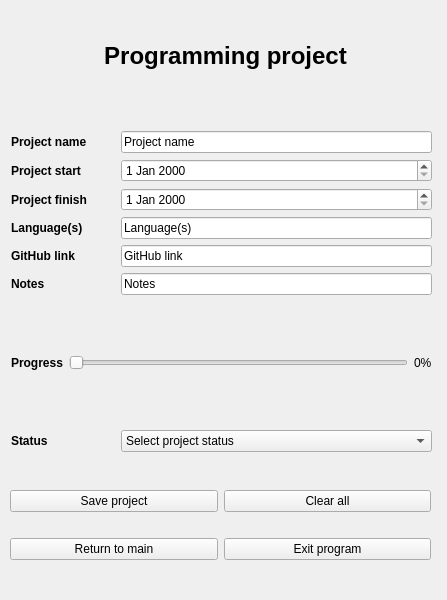
Qt form src/interface/programmingProjectEditor.ui (SimonJagerSwe/project_planner_1.0) before a commit.
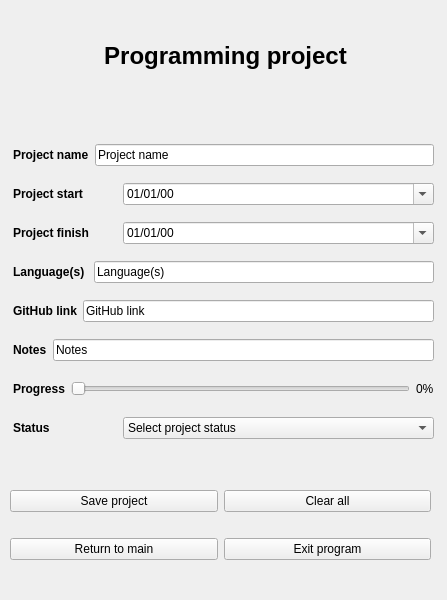
The same form after that commit. Icons and pictures are not drawn.

Commit message: fixed date selectors for project adding

```diff
--- a/src/interface/programmingProjectEditor.ui
+++ b/src/interface/programmingProjectEditor.ui
@@ -82,43 +82,61 @@
   <widget class="QWidget" name="">
    <property name="geometry">
     <rect>
-     <x>11</x>
-     <y>131</y>
+     <x>13</x>
+     <y>133</y>
      <width>421</width>
      <height>321</height>
     </rect>
    </property>
-   <layout class="QGridLayout" name="gridLayout">
-    <item row="0" column="0">
-     <layout class="QHBoxLayout" name="nameLayoutProgramming" stretch="1,3">
+   <layout class="QGridLayout" name="programmingGridLayout">
+    <item row="2" column="0">
+     <layout class="QHBoxLayout" name="programmingFinishedLayout" stretch="1,3">
       <item>
-       <widget class="QLabel" name="nameLabelProgramming">
+       <widget class="QLabel" name="finishLabelProgramming">
+        <property name="maximumSize">
+         <size>
+          <width>16777215</width>
+          <height>22</height>
+         </size>
+        </property>
         <property name="font">
          <font>
           <bold>true</bold>
          </font>
         </property>
         <property name="text">
-         <string>Project name</string>
+         <string>Project finish</string>
         </property>
        </widget>
       </item>
       <item>
-       <widget class="QLineEdit" name="projectNameProgramming">
-        <property name="text">
-         <string>Project name</string>
+       <widget class="QDateEdit" name="programmingFinish">
+        <property name="maximumSize">
+         <size>
+          <width>16777215</width>
+          <height>22</height>
+         </size>
+        </property>
+        <property name="displayFormat">
+         <string>dd/MM/yy</string>
+        </property>
+        <property name="calendarPopup">
+         <bool>true</bool>
         </property>
        </widget>
       </item>
      </layout>
     </item>
     <item row="1" column="0">
-     <layout class="QHBoxLayout" name="startLayoutProgramming" stretch="1,3">
-      <property name="spacing">
-       <number>6</number>
-      </property>
+     <layout class="QHBoxLayout" name="programmingStartLayout" stretch="1,3">
       <item>
        <widget class="QLabel" name="startLabelProgramming">
+        <property name="maximumSize">
+         <size>
+          <width>16777215</width>
+          <height>22</height>
+         </size>
+        </property>
         <property name="font">
          <font>
           <bold>true</bold>
@@ -130,7 +148,19 @@
        </widget>
       </item>
       <item>
-       <widget class="QDateEdit" name="startDateProgramming">
+       <widget class="QDateEdit" name="programmingStart">
+        <property name="maximumSize">
+         <size>
+          <width>16777215</width>
+          <height>22</height>
+         </size>
+        </property>
+        <property name="displayFormat">
+         <string>dd/MM/yy</string>
+        </property>
+        <property name="calendarPopup">
+         <bool>true</bool>
+        </property>
         <property name="date">
          <date>
           <year>2000</year>
@@ -142,32 +172,51 @@
       </item>
      </layout>
     </item>
-    <item row="2" column="0">
-     <layout class="QHBoxLayout" name="finishLayoutProgramming" stretch="1,3">
-      <property name="spacing">
-       <number>6</number>
-      </property>
+    <item row="4" column="0">
+     <layout class="QHBoxLayout" name="githubLayout">
       <item>
-       <widget class="QLabel" name="finishLabelProgramming">
+       <widget class="QLabel" name="githubLabel">
+        <property name="maximumSize">
+         <size>
+          <width>16777215</width>
+          <height>22</height>
+         </size>
+        </property>
         <property name="font">
          <font>
           <bold>true</bold>
          </font>
         </property>
         <property name="text">
-         <string>Project finish</string>
+         <string>GitHub link</string>
         </property>
        </widget>
       </item>
       <item>
-       <widget class="QDateEdit" name="finishDateProgramming"/>
+       <widget class="QLineEdit" name="githubEdit">
+        <property name="maximumSize">
+         <size>
+          <width>16777215</width>
+          <height>22</height>
+         </size>
+        </property>
+        <property name="text">
+         <string>GitHub link</string>
+        </property>
+       </widget>
       </item>
      </layout>
     </item>
     <item row="3" column="0">
-     <layout class="QHBoxLayout" name="languagesLayout" stretch="1,3">
+     <layout class="QHBoxLayout" name="languagesLayout">
       <item>
        <widget class="QLabel" name="languagesLabel">
+        <property name="maximumSize">
+         <size>
+          <width>16777215</width>
+          <height>22</height>
+         </size>
+        </property>
         <property name="font">
          <font>
           <bold>true</bold>
@@ -180,6 +229,18 @@
       </item>
       <item>
        <widget class="QLineEdit" name="languagesEdit">
+        <property name="maximumSize">
+         <size>
+          <width>16777215</width>
+          <height>22</height>
+         </size>
+        </property>
+        <property name="sizeIncrement">
+         <size>
+          <width>0</width>
+          <height>22</height>
+         </size>
+        </property>
         <property name="text">
          <string>Language(s)</string>
         </property>
@@ -187,33 +248,16 @@
       </item>
      </layout>
     </item>
-    <item row="4" column="0">
-     <layout class="QHBoxLayout" name="githuhLayout" stretch="1,3">
-      <item>
-       <widget class="QLabel" name="githubLabel">
-        <property name="font">
-         <font>
-          <bold>true</bold>
-         </font>
-        </property>
-        <property name="text">
-         <string>GitHub link</string>
-        </property>
-       </widget>
-      </item>
-      <item>
-       <widget class="QLineEdit" name="githubEdit">
-        <property name="text">
-         <string>GitHub link</string>
-        </property>
-       </widget>
-      </item>
-     </layout>
-    </item>
     <item row="5" column="0">
-     <layout class="QHBoxLayout" name="nameLayoutProgramming_2" stretch="1,3">
+     <layout class="QHBoxLayout" name="programmingNotesLayout">
       <item>
        <widget class="QLabel" name="notesLabelProgramming">
+        <property name="maximumSize">
+         <size>
+          <width>16777215</width>
+          <height>22</height>
+         </size>
+        </property>
         <property name="font">
          <font>
           <bold>true</bold>
@@ -226,6 +270,12 @@
       </item>
       <item>
        <widget class="QLineEdit" name="notesEditProgramming">
+        <property name="maximumSize">
+         <size>
+          <width>16777215</width>
+          <height>22</height>
+         </size>
+        </property>
         <property name="text">
          <string>Notes</string>
         </property>
@@ -233,40 +283,16 @@
       </item>
      </layout>
     </item>
-    <item row="6" column="0">
-     <layout class="QHBoxLayout" name="horizontalLayout">
-      <item>
-       <widget class="QLabel" name="progressLabelProgramming">
-        <property name="font">
-         <font>
-          <bold>true</bold>
-         </font>
-        </property>
-        <property name="text">
-         <string>Progress</string>
-        </property>
-       </widget>
-      </item>
-      <item>
-       <widget class="QSlider" name="progressSliderProgramming">
-        <property name="orientation">
-         <enum>Qt::Orientation::Horizontal</enum>
-        </property>
-       </widget>
-      </item>
-      <item>
-       <widget class="QLabel" name="progressPercentageProgramming">
-        <property name="text">
-         <string>0%</string>
-        </property>
-       </widget>
-      </item>
-     </layout>
-    </item>
     <item row="7" column="0">
      <layout class="QHBoxLayout" name="statusLayoutProgramming" stretch="1,3">
       <item>
        <widget class="QLabel" name="statusLabelProgramming">
+        <property name="maximumSize">
+         <size>
+          <width>16777215</width>
+          <height>22</height>
+         </size>
+        </property>
         <property name="font">
          <font>
           <bold>true</bold>
@@ -279,6 +305,12 @@
       </item>
       <item>
        <widget class="QComboBox" name="statusComboProgramming">
+        <property name="maximumSize">
+         <size>
+          <width>16777215</width>
+          <height>22</height>
+         </size>
+        </property>
         <property name="maxVisibleItems">
          <number>4</number>
         </property>
@@ -309,6 +341,89 @@
       </item>
      </layout>
     </item>
+    <item row="6" column="0">
+     <layout class="QHBoxLayout" name="programmingProgressLayout">
+      <item>
+       <widget class="QLabel" name="progressLabelProgramming">
+        <property name="maximumSize">
+         <size>
+          <width>16777215</width>
+          <height>22</height>
+         </size>
+        </property>
+        <property name="font">
+         <font>
+          <bold>true</bold>
+         </font>
+        </property>
+        <property name="text">
+         <string>Progress</string>
+        </property>
+       </widget>
+      </item>
+      <item>
+       <widget class="QSlider" name="progressSliderProgramming">
+        <property name="maximumSize">
+         <size>
+          <width>16777215</width>
+          <height>22</height>
+         </size>
+        </property>
+        <property name="orientation">
+         <enum>Qt::Orientation::Horizontal</enum>
+        </property>
+       </widget>
+      </item>
+      <item>
+       <widget class="QLabel" name="progressPercentageProgramming">
+        <property name="maximumSize">
+         <size>
+          <width>16777215</width>
+          <height>22</height>
+         </size>
+        </property>
+        <property name="text">
+         <string>0%</string>
+        </property>
+       </widget>
+      </item>
+     </layout>
+    </item>
+    <item row="0" column="0">
+     <layout class="QHBoxLayout" name="programmingNameLayout">
+      <item>
+       <widget class="QLabel" name="nameLabelProgramming">
+        <property name="maximumSize">
+         <size>
+          <width>16777215</width>
+          <height>22</height>
+         </size>
+        </property>
+        <property name="font">
+         <font>
+          <bold>true</bold>
+         </font>
+        </property>
+        <property name="text">
+         <string>Project name</string>
+        </property>
+       </widget>
+      </item>
+      <item>
+       <widget class="QLineEdit" name="projectNameProgramming">
+        <property name="maximumSize">
+         <size>
+          <width>16777215</width>
+          <height>22</height>
+         </size>
+        </property>
+        <property name="text">
+         <string>Project name</string>
+        </property>
+       </widget>
+      </item>
+     </layout>
+    </item>
    </layout>
   </widget>
  </widget>
```
Left out of the diff: 2 changed lines with no effect on the pictures. The commit also changes 10 other files.
